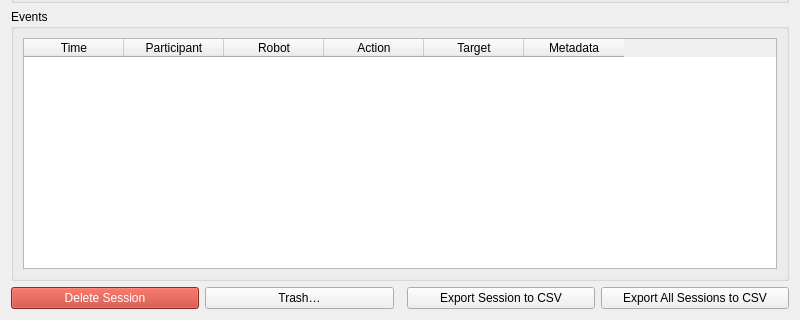
Above: src/gui/ui/data_panel.ui from techandpeople/SoftEdIBO before the change; both pictures show x 0 to 800 and y 280 to 600 of the 800 by 600 pixel window. Below: the same form after it.
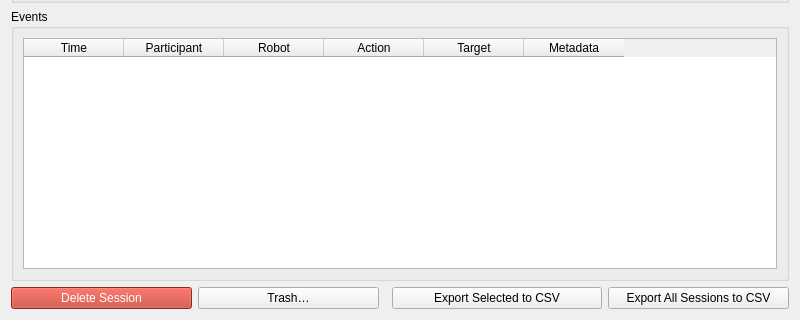
That is the form after the change.

Diff of the .ui file:
```diff
--- a/src/gui/ui/data_panel.ui
+++ b/src/gui/ui/data_panel.ui
@@ -78,8 +78,11 @@
      </item>
      <item>
       <widget class="QPushButton" name="export_btn">
-       <property name="whatsThis"><string>Save the selected session's events to a CSV file.</string></property>
-       <property name="text"><string>Export Session to CSV</string></property>
+       <property name="minimumSize">
+        <size><width>210</width><height>0</height></size>
+       </property>
+       <property name="whatsThis"><string>Save the selected sessions' events to a CSV file.</string></property>
+       <property name="text"><string>Export Selected to CSV</string></property>
       </widget>
      </item>
      <item>
```
Left out of the diff: 5 changed lines with no effect on the pictures.
